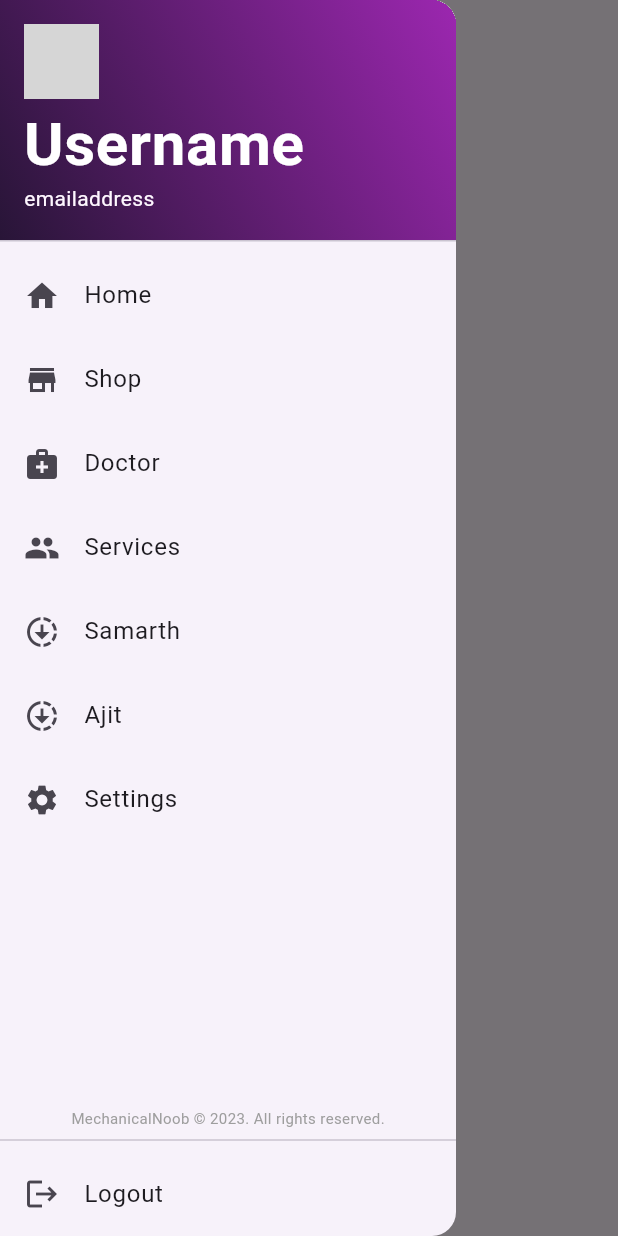
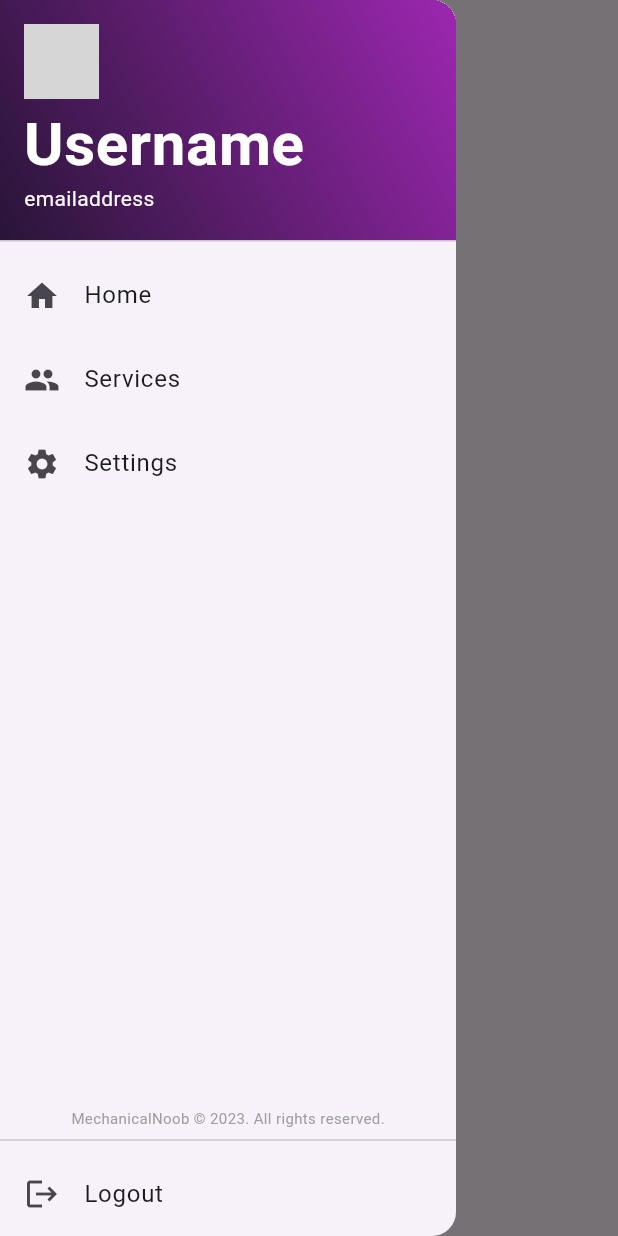
Before and after one commit to MechanicalNoob05/coco, a Flutter app: the HomePage screen opened by its route, with the side drawer open, on a phone screen of 412 x 824 dp. Run offline on Flutter 3.47's test engine with Material 2 defaults, Android fonts, the phone set to English and light mode, and no system bars; our stand-ins replace image_picker, shared_preferences; accounts and stored records are empty; network calls fail; grey boxes are pictures that could not be loaded.

Commit message:
well scarifies were made

```diff
--- a/lib/components/navigation_drawer.dart
+++ b/lib/components/navigation_drawer.dart
@@ -53,42 +53,34 @@ class _NavDrawerState extends State<NavDrawer> {
             },
           ),
           ListTile(
-            leading: const Icon(Icons.store),
-            title: const Text("Shop"),
+            leading: const Icon(Icons.group),
+            title: const Text("Services"),
             onTap: () {
               Navigator.popAndPushNamed(context, route.shopPage);
             },
           ),
-          const ListTile(
-            leading: Icon(Icons.medical_services),
-            title: Text("Doctor"),
-          ),
-          const ListTile(
-            leading: Icon(Icons.group),
-            title: Text("Services"),
-          ),
-          ListTile(
-            leading: const Icon(Icons.downloading),
-            title: const Text("Samarth"),
-            onTap: (){
-              Navigator.of(context).push(
-                  MaterialPageRoute(
-                      builder: (context)=>const SamarthTrialPage()
-                  )
-              );
-            },
-          ),
-          ListTile(
-            leading: const Icon(Icons.downloading),
-            title: const Text("Ajit"),
-            onTap: (){
-              Navigator.of(context).push(
-                  MaterialPageRoute(
-                      builder: (context)=>const AjitTrialPage()
-                  )
-              );
-            },
-          ),
+          // ListTile(
+          //   leading: const Icon(Icons.downloading),
+          //   title: const Text("Samarth"),
+          //   onTap: (){
+          //     Navigator.of(context).push(
+          //         MaterialPageRoute(
+          //             builder: (context)=>const SamarthTrialPage()
+          //         )
+          //     );
+          //   },
+          // ),
+          // ListTile(
+          //   leading: const Icon(Icons.downloading),
+          //   title: const Text("Ajit"),
+          //   onTap: (){
+          //     Navigator.of(context).push(
+          //         MaterialPageRoute(
+          //             builder: (context)=>const AjitTrialPage()
+          //         )
+          //     );
+          //   },
+          // ),
           ListTile(
             leading: const Icon(Icons.settings),
             title: const Text("Settings"),
--- a/lib/screens/home_screen.dart
+++ b/lib/screens/home_screen.dart
@@ -15,14 +15,7 @@ class HomePage extends StatelessWidget {
         body: const Padding(
           padding: EdgeInsets.all(10.0),
           child: Center(child: Text("Home")),
-        ),
-      floatingActionButton: FloatingActionButton.extended(
-        onPressed: () { },
-        icon: const Icon(Icons.qr_code),
-        label: const Text("Scan"),
-      ),
-      floatingActionButtonAnimator: FloatingActionButtonAnimator.scaling,
-      floatingActionButtonLocation: FloatingActionButtonLocation.centerFloat,
+        )
     );
   }
 }
```
Also changed, not shown: lib/screens/shop_screen.dart (+137 -81 lines).
